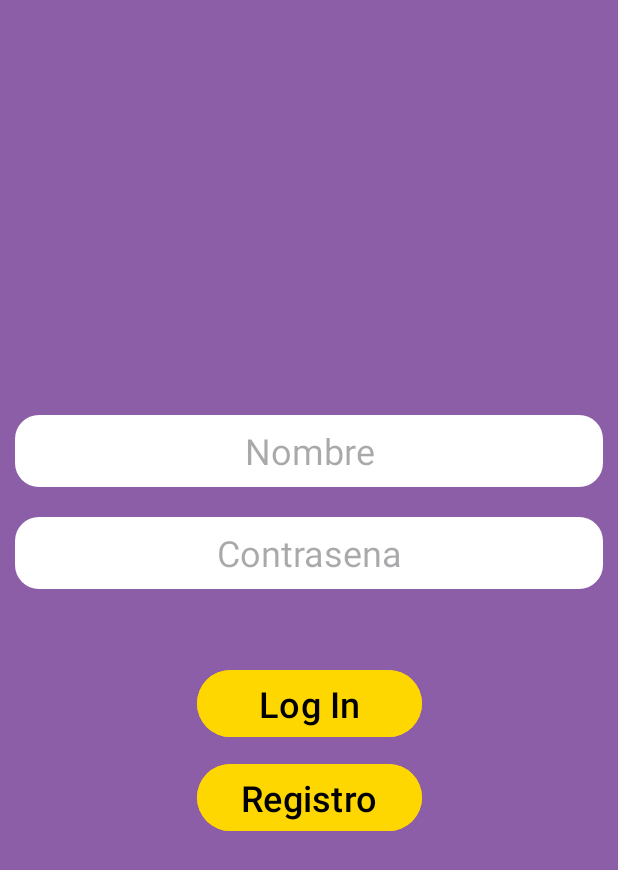
After one commit to EgoiSanchez/App_DI, an Android app: the layout fragment_menu_login1.xml on its own in the app's theme, with its tools: preview values and no code run, on a phone screen of 412 x 824 dp. The commit adds this screen. Shown: the top 870 px of the screen. Run offline under Robolectric (Android 15) with nearby library versions, the phone set to English and light mode, and no system bars.

Commit message:
Modelo Usuario + XML del fragmente Login

```diff
--- a/app/build.gradle.kts
+++ b/app/build.gradle.kts
@@ -34,6 +34,9 @@ android {
     kotlinOptions {
         jvmTarget = "11"
     }
+    buildFeatures {
+        viewBinding = true
+    }
 }
 
 dependencies {
--- /dev/null
+++ b/app/src/main/java/com/example/albumeter/MenuLoginFragment1.kt
@@ -0,0 +1,51 @@
+package com.example.albumeter
+
+import android.os.Bundle
+import androidx.fragment.app.Fragment
+import android.view.LayoutInflater
+import android.view.Menu
+import android.view.View
+import android.view.ViewGroup
+import com.example.albumeter.databinding.FragmentMenuLogin1Binding
+
+
+/**
+ * A simple [Fragment] subclass.
+ * Use the [MenuLoginFragment1.newInstance] factory method to
+ * create an instance of this fragment.
+ */
+class MenuLoginFragment1 : Fragment() {
+
+    private var _binding: FragmentMenuLogin1Binding? = null
+    private val binding get() = _binding!!
+
+    // This property is only valid between onCreateView and
+    // onDestroyView.
+
+
+    override fun onCreateView(
+        inflater: LayoutInflater, container: ViewGroup?,
+        savedInstanceState: Bundle?
+    ): View {
+
+        _binding = FragmentMenuLogin1Binding.inflate(inflater, container, false)
+        return binding.root
+
+    }
+
+    override fun onViewCreated(view: View, savedInstanceState: Bundle?) {
+        super.onViewCreated(view, savedInstanceState)
+
+
+
+
+
+    }
+
+
+
+    override fun onDestroyView() {
+        super.onDestroyView()
+        _binding = null
+    }
+}
--- /dev/null
+++ b/app/src/main/java/com/example/albumeter/Modelo/Usuario.kt
@@ -0,0 +1,7 @@
+package com.example.albumeter.Modelo
+
+import com.example.albumeter.BBDD.Album
+
+class Usuario (var nombre:String, var apellido:String, var edad:Int){
+    var lista: MutableList<Album> = mutableListOf()
+}
--- /dev/null
+++ b/app/src/main/java/com/example/albumeter/Modelo/VM.kt
@@ -0,0 +1,32 @@
+package com.example.albumeter.Modelo
+
+import androidx.lifecycle.LiveData
+import androidx.lifecycle.ViewModel
+import androidx.lifecycle.ViewModelProvider
+import androidx.lifecycle.asLiveData
+import androidx.lifecycle.viewModelScope
+import com.example.albumeter.BBDD.Album
+import com.example.albumeter.BBDD.Repositorio
+import kotlinx.coroutines.launch
+
+class VM(val miRepositorio: Repositorio): ViewModel() {
+
+    var usuario: Usuario?=null
+    lateinit var listaAlbumes: LiveData<List<Album>>
+
+    //meto todas las funciones de las base de datos qur quiera usar
+    fun mostrarAlbum() = viewModelScope.launch {
+        listaAlbumes = miRepositorio.mostrarAlbumes().asLiveData()
+    }
+}
+
+// para que solo se instancie una vez
+class AlbumViewModelFactory(private val miRepositorio: Repositorio) : ViewModelProvider.Factory {
+    override fun <T : ViewModel> create(modelClass: Class<T>): T {
+        if (modelClass.isAssignableFrom(VM::class.java)) {
+            @Suppress("UNCHECKED_CAST")
+            return VM(miRepositorio) as T
+        }
+        throw IllegalArgumentException("ViewModel class desconocida")
+    }
+}
--- /dev/null
+++ b/app/src/main/res/drawable/edit_text_menu.xml
@@ -0,0 +1,7 @@
+<?xml version="1.0" encoding="utf-8"?>
+<shape xmlns:android="http://schemas.android.com/apk/res/android">
+
+    <solid android:color="@color/white" />
+
+    <corners android:radius="16dp" />
+</shape>
--- /dev/null
+++ b/app/src/main/res/layout/fragment_menu_login1.xml
@@ -0,0 +1,92 @@
+<?xml version="1.0" encoding="utf-8"?>
+<androidx.constraintlayout.widget.ConstraintLayout xmlns:android="http://schemas.android.com/apk/res/android"
+    xmlns:app="http://schemas.android.com/apk/res-auto"
+    xmlns:tools="http://schemas.android.com/tools"
+    android:id="@+id/frameLayout"
+    android:layout_width="match_parent"
+    android:layout_height="match_parent"
+    android:background="@color/MoradoPrincipal"
+
+    tools:context=".MenuLoginFragment1">
+
+    <androidx.constraintlayout.widget.ConstraintLayout
+        android:id="@+id/constraintEditText"
+        android:layout_width="match_parent"
+        android:layout_height="wrap_content"
+        android:layout_marginBottom="40dp"
+        app:layout_constraintBottom_toTopOf="@+id/constraintBotones"
+        app:layout_constraintEnd_toEndOf="parent"
+        app:layout_constraintStart_toStartOf="parent"
+        app:layout_constraintTop_toTopOf="parent"
+        app:layout_constraintVertical_chainStyle="packed">
+
+        <EditText
+            android:id="@+id/ETNombre"
+            android:layout_width="match_parent"
+            android:layout_height="48dp"
+            android:layout_margin="10dp"
+            android:background="@drawable/edit_text_menu"
+            android:hint="@string/nombre"
+            android:textAlignment="center"
+            android:textSize="24sp"
+            app:layout_constraintBottom_toTopOf="@+id/ETContraseña"
+            app:layout_constraintEnd_toEndOf="@id/constraintEditText"
+            app:layout_constraintStart_toStartOf="@id/constraintEditText"
+            app:layout_constraintTop_toTopOf="@+id/constraintEditText" />
+
+        <EditText
+            android:id="@+id/ETContraseña"
+            android:layout_width="match_parent"
+            android:layout_height="48dp"
+            android:layout_margin="10dp"
+            android:background="@drawable/edit_text_menu"
+            android:hint="@string/contrasena"
+            android:textAlignment="center"
+            android:textSize="24sp"
+            app:layout_constraintBottom_toBottomOf="@id/constraintEditText"
+            app:layout_constraintEnd_toEndOf="@id/constraintEditText"
+            app:layout_constraintStart_toStartOf="@id/constraintEditText"
+            app:layout_constraintTop_toBottomOf="@+id/ETNombre" />
+
+    </androidx.constraintlayout.widget.ConstraintLayout>
+
+    <androidx.constraintlayout.widget.ConstraintLayout
+        android:id="@+id/constraintBotones"
+        android:layout_width="match_parent"
+        android:layout_height="wrap_content"
+        app:layout_constraintBottom_toBottomOf="parent"
+        app:layout_constraintEnd_toEndOf="parent"
+        app:layout_constraintStart_toStartOf="parent"
+        app:layout_constraintTop_toBottomOf="@+id/constraintEditText">
+
+        <Button
+            android:id="@+id/botonLogIn"
+            android:layout_width="150dp"
+            android:layout_height="wrap_content"
+            android:layout_marginBottom="10dp"
+            android:backgroundTint="@color/AmarilloBoton"
+            android:text="@string/log_in"
+            android:textColor="@color/black"
+            android:textSize="24sp"
+            app:layout_constraintBottom_toTopOf="@id/botonRegistro"
+            app:layout_constraintEnd_toEndOf="@id/constraintBotones"
+            app:layout_constraintStart_toStartOf="@+id/constraintBotones"
+            app:layout_constraintTop_toBottomOf="@+id/constraintBotones" />
+
+        <Button
+            android:id="@+id/botonRegistro"
+            android:layout_width="150dp"
+            android:layout_height="wrap_content"
+            android:backgroundTint="@color/AmarilloBoton"
+            android:text="@string/registro"
+            android:textColor="@color/black"
+            android:textSize="24sp"
+            app:layout_constraintBottom_toBottomOf="@id/constraintBotones"
+            app:layout_constraintEnd_toEndOf="@id/constraintBotones"
+            app:layout_constraintStart_toStartOf="@+id/constraintBotones"
+            app:layout_constraintTop_toBottomOf="@+id/botonLogIn" />
+
+    </androidx.constraintlayout.widget.ConstraintLayout>
+
+
+</androidx.constraintlayout.widget.ConstraintLayout>
--- a/app/src/main/res/values/colors.xml
+++ b/app/src/main/res/values/colors.xml
@@ -2,4 +2,8 @@
 <resources>
     <color name="black">#FF000000</color>
     <color name="white">#FFFFFFFF</color>
+    <color name="MoradoPrincipal">#8D5EA8</color>
+    <color name="MoradoSecundario">#AF8EC2</color>
+    <color name="AmarilloBoton">#FFD700</color>
+    <color name="RojoAlerta">#F11216</color>
 </resources>
--- a/app/src/main/res/values/strings.xml
+++ b/app/src/main/res/values/strings.xml
@@ -1,3 +1,9 @@
 <resources>
     <string name="app_name">Albumeter</string>
+    <!-- TODO: Remove or change this placeholder text -->
+    <string name="hello_blank_fragment">Hello blank fragment</string>
+    <string name="log_in">Log In</string>
+    <string name="registro">Registro</string>
+    <string name="nombre">Nombre</string>
+    <string name="contrasena">Contrasena</string>
 </resources>
```
